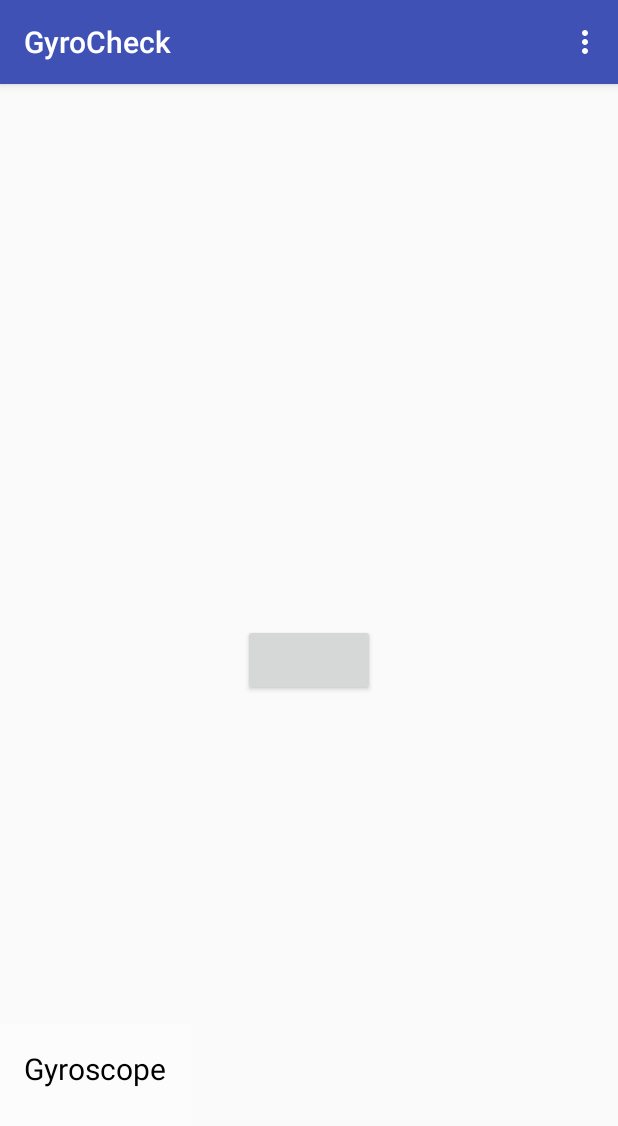
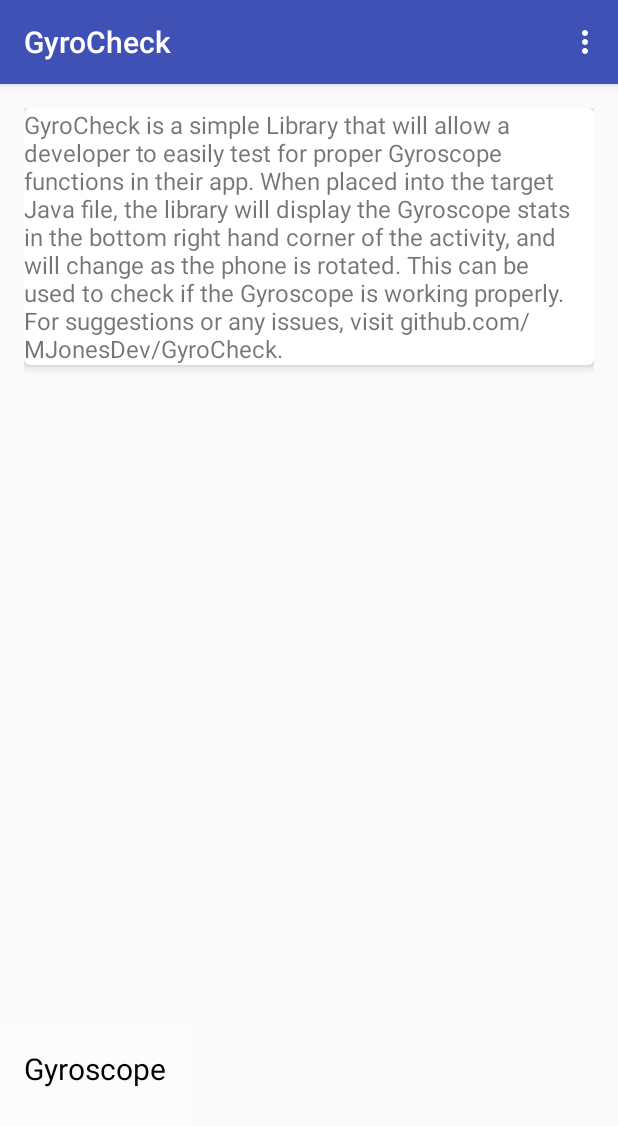
Before and after one commit to PanHyridae/GyroCheck-Android-Library, an Android app: the screen it shows after launch (MainActivity), on a phone screen of 412 x 824 dp. Shown: the top 1126 px of the screen. Run offline under Robolectric (Android 15) with nearby library versions, the phone set to English and light mode, and no system bars; libraries missing offline, so code that uses them is left out: com.afollestad.materialdialogs; 1 statement that could not run was skipped.

Commit message:
Sample App Changes

```diff
--- a/app/build.gradle
+++ b/app/build.gradle
@@ -25,6 +25,7 @@ dependencies {
         exclude group: 'com.android.support', module: 'support-annotations'
     })
     compile 'com.android.support:appcompat-v7:25.3.1'
+    compile 'com.android.support:cardview-v7:25.3.1'
     compile 'com.android.support:design:25.3.1'
     compile 'com.marlonjones.library:GyroCheck:1.0.1' //Dependency for Library
     compile 'com.afollestad.material-dialogs:core:0.9.4.5' //Aidan's Library
--- a/app/src/main/res/layout/content_main.xml
+++ b/app/src/main/res/layout/content_main.xml
@@ -13,11 +13,17 @@
     tools:context="com.marlonjones.gyrocheck.MainActivity"
     tools:showIn="@layout/activity_main">
 
-    <Button
-        android:id="@+id/button"
+    <android.support.v7.widget.CardView
         android:layout_width="wrap_content"
         android:layout_height="wrap_content"
-        android:layout_centerHorizontal="true"
-        android:layout_centerVertical="true" />
+        android:layout_gravity="center_horizontal"
+        app:cardCornerRadius="4dp"
+        app:cardElevation="4dp">
+        <TextView
+            android:layout_width="wrap_content"
+            android:layout_height="wrap_content"
+            android:textSize="16sp"
+            android:text="@string/lib_desc"/>
+    </android.support.v7.widget.CardView>
 
 </RelativeLayout>
```
